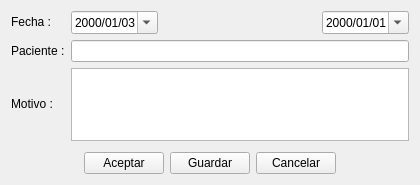
The window that newconsulta_paciente_ui.ui (rodety/Clinica) describes before a commit, drawn with Qt 5.
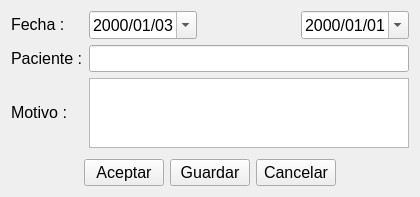
The same window after the commit. Icons and pictures are not drawn.

Commit message: actualizando cambios en Paciente y busquedas

Patch:
```diff
--- a/newconsulta_paciente_ui.ui
+++ b/newconsulta_paciente_ui.ui
@@ -28,6 +28,11 @@
          <verstretch>0</verstretch>
         </sizepolicy>
        </property>
+       <property name="font">
+        <font>
+         <pointsize>12</pointsize>
+        </font>
+       </property>
        <property name="text">
         <string>Fecha :</string>
        </property>
@@ -41,6 +46,11 @@
          <verstretch>0</verstretch>
         </sizepolicy>
        </property>
+       <property name="font">
+        <font>
+         <pointsize>12</pointsize>
+        </font>
+       </property>
        <property name="date">
         <date>
          <year>2000</year>
@@ -58,6 +68,11 @@
      </item>
      <item row="0" column="2">
       <spacer name="horizontalSpacer_5">
+       <property name="font">
+        <font>
+         <pointsize>12</pointsize>
+        </font>
+       </property>
        <property name="orientation">
         <enum>Qt::Horizontal</enum>
        </property>
@@ -77,6 +92,11 @@
          <verstretch>0</verstretch>
         </sizepolicy>
        </property>
+       <property name="font">
+        <font>
+         <pointsize>12</pointsize>
+        </font>
+       </property>
        <property name="displayFormat">
         <string>yyyy/MM/dd</string>
        </property>
@@ -93,13 +113,24 @@
          <verstretch>0</verstretch>
         </sizepolicy>
        </property>
+       <property name="font">
+        <font>
+         <pointsize>12</pointsize>
+        </font>
+       </property>
        <property name="text">
         <string>Paciente :</string>
        </property>
       </widget>
      </item>
      <item row="1" column="1" colspan="3">
-      <widget class="QLineEdit" name="lineEdit_Patient"/>
+      <widget class="QLineEdit" name="lineEdit_Patient">
+       <property name="font">
+        <font>
+         <pointsize>12</pointsize>
+        </font>
+       </property>
+      </widget>
      </item>
      <item row="2" column="0">
       <widget class="QLabel" name="label">
@@ -109,13 +140,24 @@
          <verstretch>0</verstretch>
         </sizepolicy>
        </property>
+       <property name="font">
+        <font>
+         <pointsize>12</pointsize>
+        </font>
+       </property>
        <property name="text">
         <string>Motivo :</string>
        </property>
       </widget>
      </item>
      <item row="2" column="1" colspan="3">
-      <widget class="QTextEdit" name="textEdit_Reason"/>
+      <widget class="QTextEdit" name="textEdit_Reason">
+       <property name="font">
+        <font>
+         <pointsize>12</pointsize>
+        </font>
+       </property>
+      </widget>
      </item>
     </layout>
    </item>
@@ -123,6 +165,11 @@
     <layout class="QGridLayout" name="gridLayout">
      <item row="0" column="0">
       <spacer name="horizontalSpacer">
+       <property name="font">
+        <font>
+         <pointsize>12</pointsize>
+        </font>
+       </property>
        <property name="orientation">
         <enum>Qt::Horizontal</enum>
        </property>
@@ -136,6 +183,11 @@
      </item>
      <item row="0" column="1">
       <widget class="QPushButton" name="pushButton_Acept">
+       <property name="font">
+        <font>
+         <pointsize>12</pointsize>
+        </font>
+       </property>
        <property name="text">
         <string>Aceptar</string>
        </property>
@@ -143,6 +195,11 @@
      </item>
      <item row="0" column="2">
       <widget class="QPushButton" name="pushButton_Save">
+       <property name="font">
+        <font>
+         <pointsize>12</pointsize>
+        </font>
+       </property>
        <property name="text">
         <string>Guardar</string>
        </property>
@@ -150,6 +207,11 @@
      </item>
      <item row="0" column="3">
       <widget class="QPushButton" name="pushButton_Cancel">
+       <property name="font">
+        <font>
+         <pointsize>12</pointsize>
+        </font>
+       </property>
        <property name="text">
         <string>Cancelar</string>
        </property>
@@ -172,6 +234,11 @@
    </item>
    <item row="1" column="0">
     <spacer name="verticalSpacer">
+     <property name="font">
+      <font>
+       <pointsize>12</pointsize>
+      </font>
+     </property>
      <property name="orientation">
       <enum>Qt::Vertical</enum>
      </property>
```
The commit also changes 181 other files.
